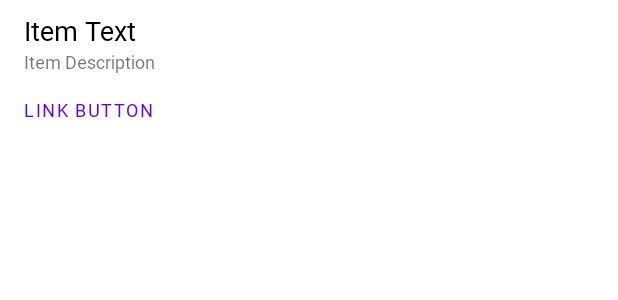
After one commit to paulio84/MyLists, an Android app: the layout list_item.xml on its own in the app's theme, with its tools: preview values and no code run, on a phone screen of 412 x 824 dp. The commit adds this screen. Shown: the top 300 px of the screen. Run offline under Robolectric (Android 15) with nearby library versions, the phone set to English and light mode, and no system bars.

Commit message:
added recycler view and created list item layout

```diff
--- /dev/null
+++ b/app/src/main/java/com/paulterry/apps/mylists/models/ListItem.kt
@@ -0,0 +1,7 @@
+package com.paulterry.apps.mylists.models
+
+data class ListItem(
+    val text: String,
+    val description: String? = null,
+    val link: String? = null
+)
--- a/app/src/main/res/layout/activity_main.xml
+++ b/app/src/main/res/layout/activity_main.xml
@@ -1,14 +1,15 @@
 <?xml version="1.0" encoding="utf-8"?>
 <FrameLayout
     xmlns:android="http://schemas.android.com/apk/res/android"
-    xmlns:tools="http://schemas.android.com/tools"
+    xmlns:app="http://schemas.android.com/apk/res-auto"
     android:layout_width="match_parent"
     android:layout_height="match_parent">
 
-    <TextView
-        android:id="@+id/textView"
-        android:layout_width="wrap_content"
-        android:layout_height="wrap_content"
-        android:text="@string/app_name"
-        tools:text="Hello there" />
+    <androidx.recyclerview.widget.RecyclerView
+        android:id="@+id/listItemsRecyclerView"
+        android:layout_width="match_parent"
+        android:layout_height="match_parent"
+        android:scrollbars="vertical"
+        app:layoutManager="LinearLayoutManager" />
+
 </FrameLayout>
--- /dev/null
+++ b/app/src/main/res/layout/list_item.xml
@@ -0,0 +1,54 @@
+<?xml version="1.0" encoding="utf-8"?>
+<androidx.constraintlayout.widget.ConstraintLayout xmlns:android="http://schemas.android.com/apk/res/android"
+    xmlns:app="http://schemas.android.com/apk/res-auto"
+    xmlns:tools="http://schemas.android.com/tools"
+    android:id="@+id/list_item"
+    android:layout_width="match_parent"
+    android:layout_height="wrap_content">
+
+    <TextView
+        android:id="@+id/listItemText"
+        android:layout_width="0dp"
+        android:layout_height="wrap_content"
+        android:fontFamily="@font/roboto"
+        android:paddingStart="@dimen/medium_padding"
+        android:paddingTop="@dimen/small_padding"
+        android:paddingEnd="@dimen/medium_padding"
+        android:textColor="@color/black"
+        android:textSize="18sp"
+        app:layout_constraintEnd_toEndOf="parent"
+        app:layout_constraintStart_toStartOf="parent"
+        app:layout_constraintTop_toTopOf="parent"
+        tools:text="Item Text" />
+
+    <TextView
+        android:id="@+id/listItemDescription"
+        android:layout_width="0dp"
+        android:layout_height="wrap_content"
+        android:fontFamily="@font/roboto"
+        android:paddingStart="@dimen/medium_padding"
+        android:paddingEnd="@dimen/medium_padding"
+        android:textSize="12sp"
+        app:layout_constraintEnd_toEndOf="parent"
+        app:layout_constraintStart_toStartOf="parent"
+        app:layout_constraintTop_toBottomOf="@+id/listItemText"
+        tools:text="Item Description" />
+
+    <Button
+        android:id="@+id/button"
+        style="@style/Widget.MaterialComponents.Button.TextButton"
+        android:layout_width="wrap_content"
+        android:layout_height="wrap_content"
+        android:fontFamily="@font/roboto"
+        android:paddingStart="@dimen/medium_padding"
+        android:paddingEnd="@dimen/medium_padding"
+        android:textSize="12sp"
+        app:layout_constraintBottom_toBottomOf="parent"
+        app:layout_constraintEnd_toEndOf="parent"
+        app:layout_constraintHorizontal_bias="0.0"
+        app:layout_constraintStart_toStartOf="parent"
+        app:layout_constraintTop_toBottomOf="@+id/listItemDescription"
+        app:layout_constraintVertical_bias="0.0"
+        tools:text="Link Button" />
+
+</androidx.constraintlayout.widget.ConstraintLayout>
--- /dev/null
+++ b/app/src/main/res/values/dimens.xml
@@ -0,0 +1,6 @@
+<?xml version="1.0" encoding="utf-8"?>
+<resources>
+    <dimen name="small_padding">8dp</dimen>
+    <dimen name="medium_padding">16dp</dimen>
+    <dimen name="large_padding">32dp</dimen>
+</resources>
```
Also changed, not shown: app/src/main/res/font/roboto.ttf (added).
